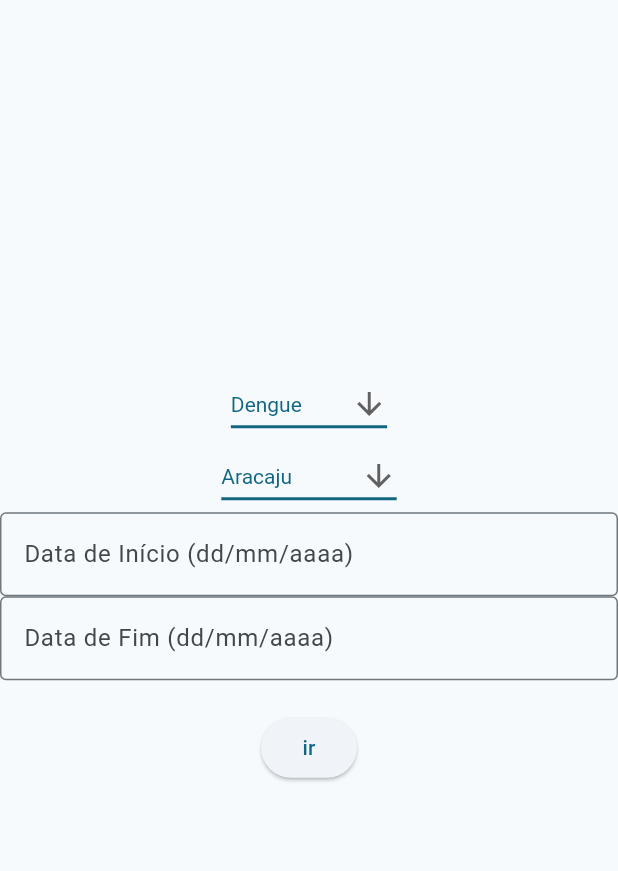
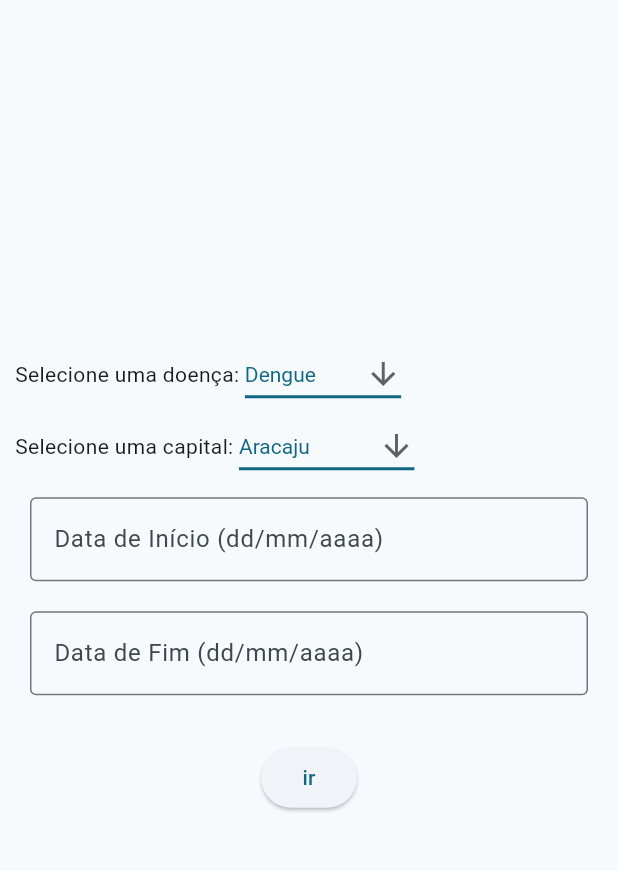
Before and after one commit to JorgeMGuimaraes/alerta-dengue, a Flutter app: the screen it shows after launch, on a phone screen of 412 x 824 dp, the part 84-955 px from its top. Run offline on Flutter 3.47's test engine with Material 3 defaults, Android fonts, the phone set to English and light mode, and no system bars.

Commit message:
Dev/#14 fixes (#15)
* add: some labels

* realign fields

* add: paddings

```diff
--- a/lib/views/home.dart
+++ b/lib/views/home.dart
@@ -35,9 +35,14 @@ class _HomeState extends State<Home> {
         title: const Text('Alerta Dengue'),
       ),
       body: Center(
+        child: Padding(
+          padding: const EdgeInsets.all(10),
           child: Column(
             mainAxisAlignment: MainAxisAlignment.center,
             children: <Widget>[
+              Row(
+                children: <Widget>[
+                  const Text('Selecione uma doença: '),
                   DropdownButton<String>(
                     value: disease,
                     icon: const Icon(Icons.arrow_downward),
@@ -60,6 +65,11 @@ class _HomeState extends State<Home> {
                       );
                     }).toList(),
                   ),
+                ],
+              ),
+              Row(
+                children: <Widget>[
+                  const Text('Selecione uma capital: '),
                   DropdownButton<String>(
                     value: geocode,
                     icon: const Icon(Icons.arrow_downward),
@@ -82,7 +92,11 @@ class _HomeState extends State<Home> {
                       );
                     }).toList(),
                   ),
-            TextField(
+                ],
+              ),
+              Padding(
+                padding: const EdgeInsets.all(10),
+                child: TextField(
                   decoration: const InputDecoration(
                       border: OutlineInputBorder(),
                       labelText: 'Data de Início (dd/mm/aaaa)'),
@@ -99,7 +113,10 @@ class _HomeState extends State<Home> {
                     });
                   },
                 ),
-            TextField(
+              ),
+              Padding(
+                padding: const EdgeInsets.all(10),
+                child: TextField(
                   decoration: const InputDecoration(
                       border: OutlineInputBorder(),
                       labelText: 'Data de Fim (dd/mm/aaaa)'),
@@ -112,6 +129,7 @@ class _HomeState extends State<Home> {
                         dataFim = '';
                       }
                   },
+                ),
               ),
               Text(
                 mensagem,
@@ -142,6 +160,7 @@ class _HomeState extends State<Home> {
             ],
           ),
         ),
+      ),
     );
   }
 
```
Also changed, not shown: lib/views/resultados.dart (+18 -25 lines). Lines whose indentation alone changed are shown as unchanged.
